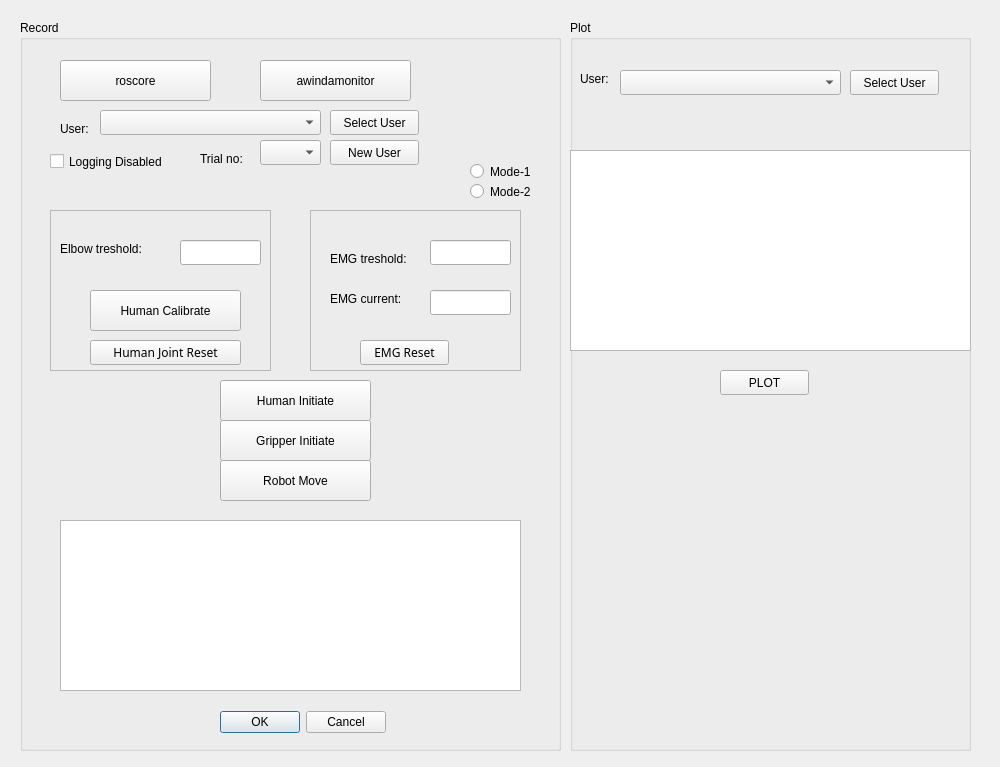
Before: the Qt Designer form ui/main.ui in frdedynamics/hrc_training, drawn with Qt 5.
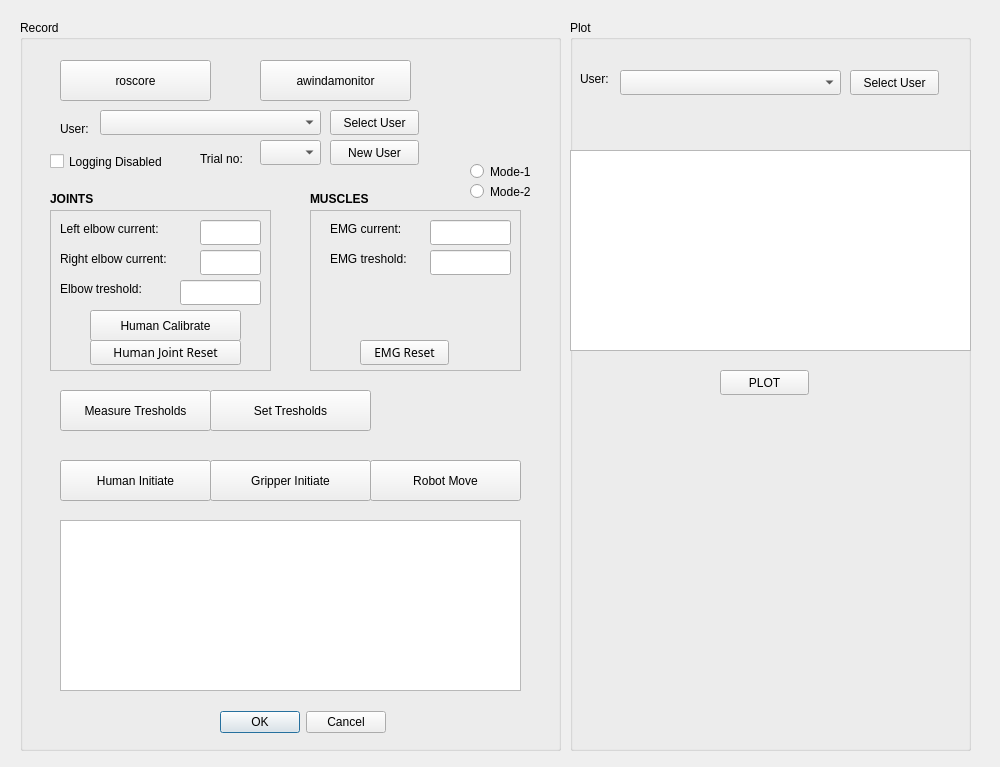
After: the same form once the commit is applied. Icons and pictures are not drawn.

Commit message: elbow and emg THs are loading

Diff of the .ui file:
```diff
--- a/ui/main.ui
+++ b/ui/main.ui
@@ -41,8 +41,8 @@
    <widget class="QPushButton" name="humanInitiateButton">
     <property name="geometry">
      <rect>
-      <x>200</x>
-      <y>360</y>
+      <x>40</x>
+      <y>440</y>
       <width>151</width>
       <height>41</height>
      </rect>
@@ -54,7 +54,7 @@
    <widget class="QPushButton" name="robotMoveButton">
     <property name="geometry">
      <rect>
-      <x>200</x>
+      <x>350</x>
       <y>440</y>
       <width>151</width>
       <height>41</height>
@@ -116,9 +116,9 @@
    <widget class="QPushButton" name="gripperInitiateButton">
     <property name="geometry">
      <rect>
-      <x>200</x>
-      <y>400</y>
-      <width>151</width>
+      <x>190</x>
+      <y>440</y>
+      <width>161</width>
       <height>41</height>
      </rect>
     </property>
@@ -189,7 +189,7 @@
      <property name="geometry">
       <rect>
        <x>20</x>
-       <y>80</y>
+       <y>10</y>
        <width>101</width>
        <height>17</height>
       </rect>
@@ -215,7 +215,7 @@
      <property name="geometry">
       <rect>
        <x>120</x>
-       <y>30</y>
+       <y>40</y>
        <width>81</width>
        <height>25</height>
       </rect>
@@ -225,7 +225,7 @@
      <property name="geometry">
       <rect>
        <x>120</x>
-       <y>80</y>
+       <y>10</y>
        <width>81</width>
        <height>25</height>
       </rect>
@@ -247,36 +247,36 @@
     <property name="frameShadow">
      <enum>QFrame::Raised</enum>
     </property>
-    <widget class="QLineEdit" name="elbowTresholdLineEdit">
+    <widget class="QLineEdit" name="leftElbowCurrentLineEdit">
      <property name="geometry">
       <rect>
-       <x>130</x>
-       <y>30</y>
-       <width>81</width>
+       <x>150</x>
+       <y>10</y>
+       <width>61</width>
        <height>25</height>
       </rect>
      </property>
     </widget>
-    <widget class="QLabel" name="elbowTresholdLabel">
+    <widget class="QLabel" name="leftElbowCurrentLabel">
      <property name="geometry">
       <rect>
        <x>10</x>
-       <y>30</y>
-       <width>111</width>
+       <y>10</y>
+       <width>131</width>
        <height>17</height>
       </rect>
      </property>
      <property name="text">
-      <string>Elbow treshold:</string>
+      <string>Left elbow current:</string>
      </property>
     </widget>
     <widget class="QPushButton" name="humanCalibrateButton">
      <property name="geometry">
       <rect>
        <x>40</x>
-       <y>80</y>
+       <y>100</y>
        <width>151</width>
-       <height>41</height>
+       <height>31</height>
       </rect>
      </property>
      <property name="text">
@@ -301,6 +301,52 @@
       <string>Human Joint Reset</string>
      </property>
     </widget>
+    <widget class="QLabel" name="elbowTresholdLabel">
+     <property name="geometry">
+      <rect>
+       <x>10</x>
+       <y>70</y>
+       <width>111</width>
+       <height>17</height>
+      </rect>
+     </property>
+     <property name="text">
+      <string>Elbow treshold:</string>
+     </property>
+    </widget>
+    <widget class="QLineEdit" name="elbowTresholdLineEdit">
+     <property name="geometry">
+      <rect>
+       <x>130</x>
+       <y>70</y>
+       <width>81</width>
+       <height>25</height>
+      </rect>
+     </property>
+    </widget>
+    <widget class="QLabel" name="rightElbowCurrentLabel">
+     <property name="geometry">
+      <rect>
+       <x>10</x>
+       <y>40</y>
+       <width>141</width>
+       <height>17</height>
+      </rect>
+     </property>
+     <property name="text">
+      <string>Right elbow current:</string>
+     </property>
+    </widget>
+    <widget class="QLineEdit" name="rightElbowCurrentLineEdit">
+     <property name="geometry">
+      <rect>
+       <x>150</x>
+       <y>40</y>
+       <width>61</width>
+       <height>25</height>
+      </rect>
+     </property>
+    </widget>
    </widget>
    <widget class="QLabel" name="userLabel">
     <property name="geometry">
@@ -374,6 +420,70 @@
      <string>Trial no:</string>
     </property>
    </widget>
+   <widget class="QPushButton" name="measureTresholdButton">
+    <property name="geometry">
+     <rect>
+      <x>40</x>
+      <y>370</y>
+      <width>151</width>
+      <height>41</height>
+     </rect>
+    </property>
+    <property name="text">
+     <string>Measure Tresholds</string>
+    </property>
+   </widget>
+   <widget class="QPushButton" name="setTresholdButton">
+    <property name="geometry">
+     <rect>
+      <x>190</x>
+      <y>370</y>
+      <width>161</width>
+      <height>41</height>
+     </rect>
+    </property>
+    <property name="text">
+     <string>Set Tresholds</string>
+    </property>
+   </widget>
+   <widget class="QLabel" name="label_2">
+    <property name="geometry">
+     <rect>
+      <x>30</x>
+      <y>170</y>
+      <width>67</width>
+      <height>17</height>
+     </rect>
+    </property>
+    <property name="font">
+     <font>
+      <weight>75</weight>
+      <bold>true</bold>
+     </font>
+    </property>
+    <property name="text">
+     <string>JOINTS</string>
+    </property>
+   </widget>
+   <widget class="QLabel" name="label_3">
+    <property name="geometry">
+     <rect>
+      <x>290</x>
+      <y>170</y>
+      <width>71</width>
+      <height>17</height>
+     </rect>
+    </property>
+    <property name="font">
+     <font>
+      <weight>75</weight>
+      <bold>true</bold>
+     </font>
+    </property>
+    <property name="text">
+     <string>MUSCLES</string>
+    </property>
+   </widget>
    <zorder>emg_frame</zorder>
    <zorder>joint_frame</zorder>
    <zorder>loggingcheckBox</zorder>
```
Left out of the diff: 4 changed lines with no effect on the pictures. The commit also changes 3 other files.
